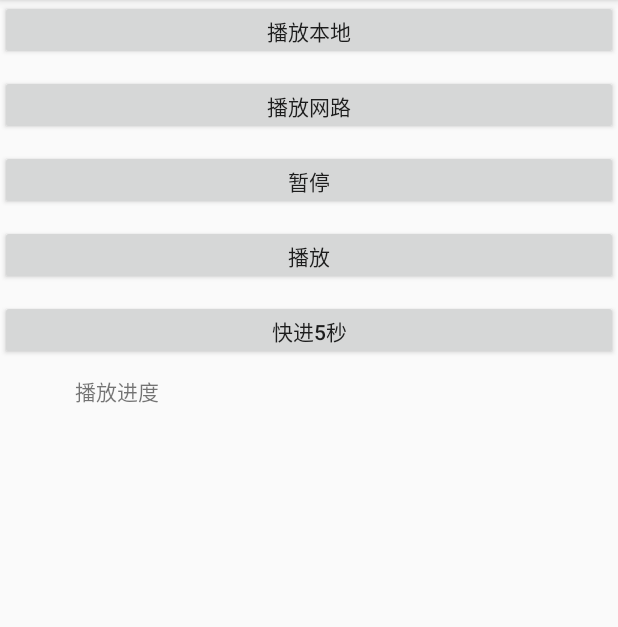
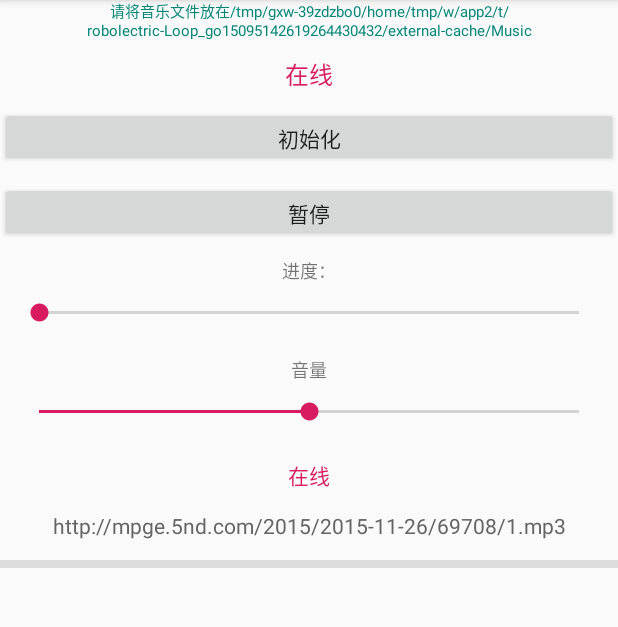
Before and after one commit to Vincent-Lei/NDK-Learn, an Android app: the AudioActivity screen opened directly, with no data from a screen before it, after a tap on "播放", on a phone screen of 412 x 824 dp, the part 84-711 px from its top. Run offline under Robolectric (Android 15) with nearby library versions, the phone set to English and light mode, and no system bars; 4 statements that could not run were skipped; 1 other tap on this screen came first.

Commit message:
添加音量控制

```diff
--- a/app/src/main/java/com/lei/ndk/audio/AudioActivity.java
+++ b/app/src/main/java/com/lei/ndk/audio/AudioActivity.java
@@ -1,16 +1,29 @@
 package com.lei.ndk.audio;
 
+import android.graphics.Color;
+import android.os.AsyncTask;
 import android.os.Bundle;
 import android.support.annotation.Nullable;
 import android.support.v7.app.AppCompatActivity;
+import android.text.SpannableString;
+import android.text.Spanned;
+import android.text.TextUtils;
+import android.text.style.ForegroundColorSpan;
+import android.view.Gravity;
 import android.view.View;
+import android.view.ViewGroup;
+import android.widget.AdapterView;
+import android.widget.BaseAdapter;
+import android.widget.Button;
+import android.widget.ListView;
+import android.widget.SeekBar;
 import android.widget.TextView;
 
 import com.lei.ndk.R;
 import com.lei.ndk.util.FileUtil;
 import com.lei.ndk.util.LogUtil;
 
-import java.io.File;
+import java.util.List;
 
 /**
  * Created by Vincent.Lei on 2018/11/21.
@@ -19,79 +32,173 @@ import java.io.File;
  */
 public class AudioActivity extends AppCompatActivity implements View.OnClickListener, LeiAudioPlayer.ICallBack {
     private static final String NET_SOURCE = "http://mpge.5nd.com/2015/2015-11-26/69708/1.mp3";
+    private static final int PLAY_STATUS_STOPED = 0;
+    private static final int PLAY_STATUS_PLAYING = 1;
+    private static final int PLAY_STATUS_PAUSE = 2;
     private LeiAudioPlayer mPlayer;
-    TextView textView_time;
+    TextView textView_playDuration;
+    TextView textView_playTitle;
+    Button button_status;
+    ListView listView;
+    SeekBar seekBar_playDuration;
+    SeekBar seekBar_volume;
     int currentSec;
-    String currentSource;
+    int allSec;
+    List<MusicBean> mMusicFileList;
+    MusicAdapter mAdapter;
+    int mPlaySelection;
+    int mPlayStatus;
+    int colorMusicName;
+    int colorMusicPath;
 
     @Override
     protected void onCreate(@Nullable Bundle savedInstanceState) {
         super.onCreate(savedInstanceState);
         setContentView(R.layout.activity_audio_test);
-        textView_time = findViewById(R.id.tv_time);
+        TextView textView = findViewById(R.id.tv_music_folder);
+        textView.setText("请将音乐文件放在" + FileUtil.getMusicFolder(this));
+        textView_playDuration = findViewById(R.id.tv_playDuration);
+        seekBar_playDuration = findViewById(R.id.seekBar_playDuration);
+        textView_playTitle = findViewById(R.id.tv_play_title);
+        button_status = findViewById(R.id.btn_status);
+        seekBar_volume = findViewById(R.id.seekBar_volume);
+        listView = findViewById(R.id.lv_music);
+
+
         mPlayer = new LeiAudioPlayer();
         mPlayer.setCallBack(this);
+        colorMusicName = getResources().getColor(R.color.colorAccent);
+        colorMusicPath = Color.rgb(100, 100, 100);
+        listView.setOnItemClickListener(new AdapterView.OnItemClickListener() {
+            @Override
+            public void onItemClick(AdapterView<?> parent, View view, int position, long id) {
+                mPlaySelection = position;
+                playMusic();
+            }
+        });
+        seekBar_playDuration.setOnSeekBarChangeListener(new SeekBar.OnSeekBarChangeListener() {
+            @Override
+            public void onProgressChanged(SeekBar seekBar, int progress, boolean fromUser) {
+
+            }
+
+            @Override
+            public void onStartTrackingTouch(SeekBar seekBar) {
+
+            }
+
+            @Override
+            public void onStopTrackingTouch(SeekBar seekBar) {
+                int progress = seekBar.getProgress();
+                mPlayer.seek((int) (progress * allSec / 100.0f));
+
+            }
+        });
+
+        seekBar_volume.setOnSeekBarChangeListener(new SeekBar.OnSeekBarChangeListener() {
+            @Override
+            public void onProgressChanged(SeekBar seekBar, int progress, boolean fromUser) {
+
+            }
+
+            @Override
+            public void onStartTrackingTouch(SeekBar seekBar) {
+
+            }
+
+            @Override
+            public void onStopTrackingTouch(SeekBar seekBar) {
+                mPlayer.setVolume(seekBar.getProgress());
+
+            }
+        });
     }
 
     @Override
     protected void onDestroy() {
         super.onDestroy();
         if (mPlayer != null)
-            mPlayer.destory();
+            mPlayer.destroy();
+    }
+
+    private void init() {
+        new AsyncTask<Void, Void, Void>() {
+            @Override
+            protected Void doInBackground(Void... voids) {
+                mMusicFileList = AudioFinder.findLocalMusic(AudioActivity.this);
+                mMusicFileList.add(new MusicBean("在线", NET_SOURCE));
+                return null;
+            }
+
+            @Override
+            protected void onPostExecute(Void aVoid) {
+                super.onPostExecute(aVoid);
+                mAdapter = new MusicAdapter();
+                listView.setAdapter(mAdapter);
+            }
+        }.execute();
+
+
     }
 
     @Override
     public void onClick(View v) {
         switch (v.getId()) {
-            case R.id.btn_normal_play:
-                playLocal();
+            case R.id.btn_init:
+                init();
                 break;
-            case R.id.btn_play_network:
-                playNetWork();
-                break;
-            case R.id.btn_pause:
-                mPlayer.pause();
-                break;
-            case R.id.btn_resume:
-                mPlayer.resume();
-                break;
-            case R.id.btn_seek:
-                mPlayer.seek(currentSec + 5);
+            case R.id.btn_status:
+                if (mPlayStatus == PLAY_STATUS_STOPED) {
+                    if (mMusicFileList == null || mMusicFileList.isEmpty())
+                        return;
+                    playMusic();
+                    button_status.setText("暂停");
+                    return;
+                }
+                if (mPlayStatus == PLAY_STATUS_PLAYING) {
+                    mPlayer.pause();
+                    mPlayStatus = PLAY_STATUS_PAUSE;
+                    button_status.setText("播放");
+                    return;
+                }
+                if (mPlayStatus == PLAY_STATUS_PAUSE) {
+                    mPlayer.resume();
+                    mPlayStatus = PLAY_STATUS_PLAYING;
+                    button_status.setText("暂停");
+                    return;
+                }
                 break;
         }
     }
 
-    private void playNetWork() {
-        mPlayer.setDataSource(NET_SOURCE);
+    private void playMusic() {
+        seekBar_playDuration.setProgress(0);
+        mPlayer.setDataSource(mMusicFileList.get(mPlaySelection).path);
+        textView_playTitle.setText(mMusicFileList.get(mPlaySelection).name);
         mPlayer.prepared();
+        mPlayer.setVolume(seekBar_volume.getProgress());
         mPlayer.start();
-        currentSource = NET_SOURCE;
-    }
-
-    private void playLocal() {
-        File file = FileUtil.getLocalAssetFile(this, "See_You_Again.mp3");
-        if (file != null && file.exists()) {
-            mPlayer.setDataSource(file.getAbsolutePath());
-            mPlayer.prepared();
-            mPlayer.start();
-            currentSource = file.getAbsolutePath();
-            return;
-        }
-        LogUtil.e("no found See_You_Again.mp3");
+        mPlayStatus = PLAY_STATUS_PLAYING;
     }
 
     @Override
     public void onDurationChanged(int current, int all) {
         currentSec = current;
-        textView_time.setText(formatTime(current) + "/" + formatTime(all));
+        allSec = all;
+        textView_playDuration.setText("进度：" + formatTime(current) + "/" + formatTime(all));
+        int percent = (int) ((current * 1.0f / all) * 100);
+        seekBar_playDuration.setProgress(percent);
     }
 
     @Override
     public void onPlayFinished() {
-        if (NET_SOURCE.equals(currentSource))
-            playLocal();
-        else
-            playNetWork();
+        if (mMusicFileList == null || mMusicFileList.isEmpty())
+            return;
+        mPlaySelection++;
+        if (mPlaySelection >= mMusicFileList.size())
+            mPlaySelection = 0;
+        playMusic();
+
     }
 
     private String formatTime(int second) {
@@ -109,4 +216,39 @@ public class AudioActivity extends AppCompatActivity implements View.OnClickList
             stringBuilder.append(secondLeft);
         return stringBuilder.toString();
     }
+
+    private class MusicAdapter extends BaseAdapter {
+        @Override
+        public int getCount() {
+            return (mMusicFileList == null ? 0 : mMusicFileList.size());
+        }
+
+        @Override
+        public Object getItem(int position) {
+            return null;
+        }
+
+        @Override
+        public long getItemId(int position) {
+            return 0;
+        }
+
+        @Override
+        public View getView(int position, View convertView, ViewGroup parent) {
+            TextView textView = (TextView) convertView;
+            if (textView == null) {
+                textView = new TextView(AudioActivity.this);
+                textView.setTextColor(colorMusicPath);
+            }
+            textView.setGravity(Gravity.CENTER);
+            textView.setPadding(20, 20, 20, 20);
+            String musicName = mMusicFileList.get(position).name;
+            SpannableString spannableString = new SpannableString(musicName + "\n\n" + mMusicFileList.get(position).path);
+            if (!TextUtils.isEmpty(musicName))
+                spannableString.setSpan(new ForegroundColorSpan(colorMusicName), 0, musicName.length(), Spanned.SPAN_EXCLUSIVE_EXCLUSIVE);
+            textView.setText(spannableString);
+            convertView = textView;
+            return convertView;
+        }
+    }
 }
--- a/app/src/main/java/com/lei/ndk/audio/LeiAudioPlayer.java
+++ b/app/src/main/java/com/lei/ndk/audio/LeiAudioPlayer.java
@@ -56,9 +56,11 @@ public class LeiAudioPlayer {
     public void seek(int second) {
         nativeSeek(mNativePtr, second);
     }
-
-    public void destory() {
-        nativeDestory(mNativePtr);
+    public void setVolume(int percent) {
+        nativeSetVolume(mNativePtr, percent);
+    }
+    public void destroy() {
+        nativeDestroy(mNativePtr);
     }
 
     public void start() {
@@ -115,5 +117,7 @@ public class LeiAudioPlayer {
 
     private native void nativeSeek(long mNativePtr, int second);
 
-    private native void nativeDestory(long mNativePtr);
+    private native void nativeDestroy(long mNativePtr);
+
+    private native void nativeSetVolume(long mNativePtr, int percent);
 }
--- a/app/src/main/java/com/lei/ndk/util/FileUtil.java
+++ b/app/src/main/java/com/lei/ndk/util/FileUtil.java
@@ -2,7 +2,6 @@ package com.lei.ndk.util;
 
 import android.content.Context;
 import android.os.Environment;
-import android.text.TextUtils;
 
 import java.io.File;
 import java.io.FileOutputStream;
@@ -15,8 +14,18 @@ import java.io.InputStream;
  * Note：
  */
 public class FileUtil {
-    public static File getLocalAssetFile(Context context, String assetName) {
-        File file = getFileByName(null, assetName);
+    public static final String MUSIC_FOLDER = "Music";
+
+    public static String getMusicFolder(Context context) {
+        String path = FileUtil.getRootDir(context) + File.separator + MUSIC_FOLDER;
+        File file = new File(path);
+        if (!file.exists())
+            file.mkdirs();
+        return path;
+    }
+
+    public static File writeLocalAssetFileToMusic(Context context, String assetName) {
+        File file = new File(getMusicFolder(context) + File.separator + assetName);
         if (file.exists())
             return file;
         try {
@@ -28,17 +37,7 @@ public class FileUtil {
         return file;
     }
 
-
-    private static File getFileByName(String subPath, String fileName) {
-        String path = getRootDir() + File.separator + (TextUtils.isEmpty(subPath) ? "cache" : subPath);
-        File file = new File(path);
-        if (!file.exists())
-            file.mkdirs();
-        file = new File(path + File.separator + fileName);
-        return file;
-    }
-
-    private static String getRootDir() {
+    public static String getRootDir(Context context) {
         File file = new File(Environment.getExternalStorageDirectory().getPath());
         if (!file.exists())
             file.mkdirs();
@@ -49,6 +48,7 @@ public class FileUtil {
         FileOutputStream fos = null;
         byte[] buff = new byte[1024];
         int len;
+        LogUtil.d("write file " + dest.getAbsolutePath());
         try {
             while ((len = inputStream.read(buff)) > 0) {
                 if (!dest.exists())
--- a/app/src/main/res/layout/activity_audio_test.xml
+++ b/app/src/main/res/layout/activity_audio_test.xml
@@ -4,59 +4,78 @@
     android:layout_height="match_parent"
     android:orientation="vertical">
 
+    <TextView
+        android:id="@+id/tv_music_folder"
+        android:layout_width="match_parent"
+        android:layout_height="wrap_content"
+        android:gravity="center"
+        android:textColor="@color/colorPrimary"
+        android:textSize="10sp" />
+
+    <TextView
+        android:id="@+id/tv_play_title"
+        android:layout_width="match_parent"
+        android:layout_height="wrap_content"
+        android:layout_margin="10dp"
+        android:ellipsize="end"
+        android:gravity="center"
+        android:maxLines="1"
+        android:textColor="@color/colorAccent"
+        android:textSize="16sp" />
+
     <Button
-        android:id="@+id/btn_normal_play"
+        android:id="@+id/btn_init"
         android:layout_width="match_parent"
         android:layout_height="40dp"
         android:onClick="onClick"
-        android:text="播放本地" />
+        android:text="初始化" />
 
     <Button
-        android:id="@+id/btn_play_network"
-        android:layout_width="match_parent"
-        android:layout_height="40dp"
-        android:layout_marginTop="10dp"
-        android:onClick="onClick"
-        android:text="播放网路" />
-
-    <Button
-        android:id="@+id/btn_pause"
-        android:layout_width="match_parent"
-        android:layout_height="40dp"
-        android:layout_marginTop="10dp"
-        android:onClick="onClick"
-        android:text="暂停" />
-
-    <Button
-        android:id="@+id/btn_resume"
+        android:id="@+id/btn_status"
         android:layout_width="match_parent"
         android:layout_height="40dp"
         android:layout_marginTop="10dp"
         android:onClick="onClick"
         android:text="播放" />
-    <Button
-        android:id="@+id/btn_seek"
+
+    <TextView
+        android:id="@+id/tv_playDuration"
         android:layout_width="match_parent"
-        android:layout_height="40dp"
+        android:layout_height="wrap_content"
         android:layout_marginTop="10dp"
-        android:onClick="onClick"
-        android:text="快进5秒" />
-    <LinearLayout
+        android:gravity="center"
+        android:text="进度："
+        android:textSize="12sp" />
+
+    <SeekBar
+        android:id="@+id/seekBar_playDuration"
         android:layout_width="match_parent"
-        android:layout_height="40dp"
+        android:layout_height="wrap_content"
+        android:layout_margin="10dp"
+        android:max="100"
+        android:progress="0" />
+
+    <TextView
+        android:id="@+id/tv_volume"
+        android:layout_width="match_parent"
+        android:layout_height="wrap_content"
         android:layout_marginTop="10dp"
-        android:orientation="horizontal">
+        android:gravity="center"
+        android:text="音量"
+        android:textSize="12sp" />
 
-        <TextView
-            android:layout_width="wrap_content"
-            android:layout_height="match_parent"
-            android:layout_marginLeft="50dp"
-            android:text="播放进度" />
+    <SeekBar
+        android:id="@+id/seekBar_volume"
+        android:layout_width="match_parent"
+        android:layout_height="wrap_content"
+        android:layout_margin="10dp"
+        android:max="100"
+        android:progress="50" />
 
-        <TextView
-            android:id="@+id/tv_time"
-            android:layout_width="match_parent"
-            android:layout_height="match_parent"
-            android:layout_marginLeft="10dp" />
-    </LinearLayout>
+
+    <ListView
+        android:id="@+id/lv_music"
+        android:layout_width="match_parent"
+        android:layout_height="match_parent"
+        android:dividerHeight="5dp" />
 </LinearLayout>
```
Also changed, not shown: app/src/main/java/com/lei/ndk/audio/AudioFinder.java (added, +73 -0 lines), app/src/main/java/com/lei/ndk/audio/MusicBean.java (added, +16 -0 lines), 6 other files.
